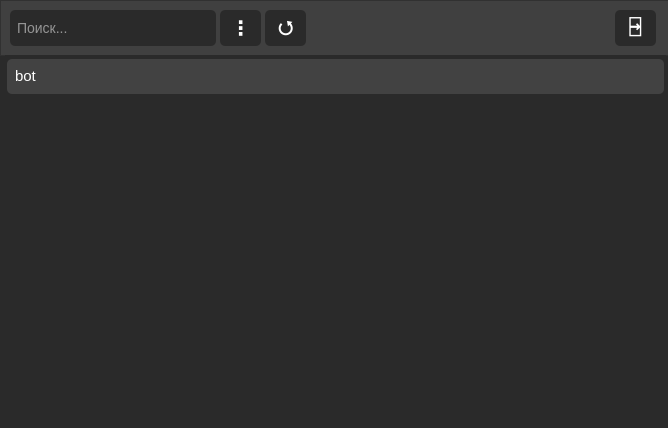
Old version of the form mainwindow/mainwindow.ui in the repository b0shka/selling_apps.
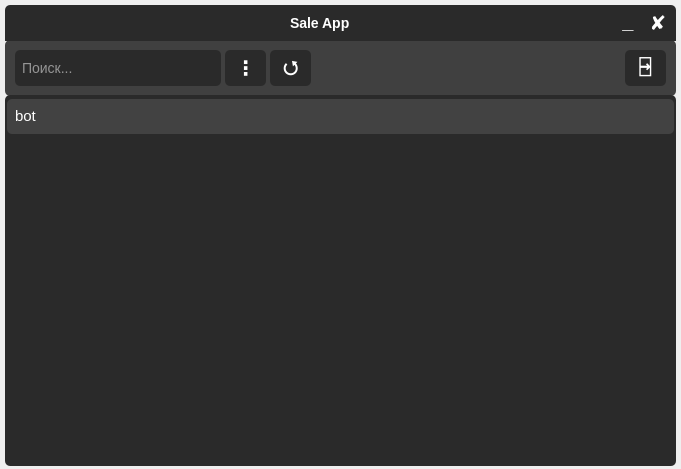
New version of the form.

The edit to the form file:
```diff
--- a/mainwindow/mainwindow.ui
+++ b/mainwindow/mainwindow.ui
@@ -9,8 +9,8 @@
    <rect>
     <x>0</x>
     <y>0</y>
-    <width>668</width>
-    <height>428</height>
+    <width>681</width>
+    <height>469</height>
    </rect>
   </property>
   <property name="sizePolicy">
@@ -27,22 +27,55 @@
   </property>
   <property name="maximumSize">
    <size>
-    <width>668</width>
-    <height>428</height>
+    <width>1111</width>
+    <height>1111</height>
    </size>
   </property>
   <property name="windowTitle">
    <string>App sale</string>
   </property>
   <property name="styleSheet">
-   <string notr="true">background-color: #2a2a2a;</string>
+   <string notr="true"/>
   </property>
   <widget class="QWidget" name="centralwidget">
-   <widget class="QFrame" name="frame">
+   <widget class="QFrame" name="frame_2">
     <property name="geometry">
      <rect>
       <x>0</x>
-      <y>0</y>
+      <y>5</y>
+      <width>681</width>
+      <height>471</height>
+     </rect>
+    </property>
+    <property name="minimumSize">
+     <size>
+      <width>681</width>
+      <height>471</height>
+     </size>
+    </property>
+    <property name="maximumSize">
+     <size>
+      <width>681</width>
+      <height>471</height>
+     </size>
+    </property>
+    <property name="styleSheet">
+     <string notr="true">QFrame{
+	border: none;
+	border-radius: 5px;
+}</string>
+    </property>
+    <property name="frameShape">
+     <enum>QFrame::StyledPanel</enum>
+    </property>
+    <property name="frameShadow">
+     <enum>QFrame::Raised</enum>
+    </property>
+    <widget class="QFrame" name="frame">
+     <property name="geometry">
+      <rect>
+       <x>5</x>
+       <y>35</y>
       <width>671</width>
       <height>56</height>
      </rect>
@@ -92,7 +125,7 @@
     <widget class="QPushButton" name="pushButton_2">
      <property name="geometry">
       <rect>
-       <x>615</x>
+        <x>620</x>
        <y>10</y>
        <width>41</width>
        <height>36</height>
@@ -195,8 +228,8 @@
     <property name="geometry">
      <rect>
       <x>5</x>
-      <y>55</y>
-      <width>661</width>
+       <y>90</y>
+       <width>671</width>
       <height>371</height>
      </rect>
     </property>
@@ -223,6 +256,119 @@
       <string>bot</string>
      </property>
     </item>
+    </widget>
+    <widget class="QFrame" name="frame_3">
+     <property name="geometry">
+      <rect>
+       <x>5</x>
+       <y>0</y>
+       <width>671</width>
+       <height>36</height>
+      </rect>
+     </property>
+     <property name="styleSheet">
+      <string notr="true">QFrame{
+	border-bottom-left-radius: 0px;
+	border-bottom-right-radius: 0px;
+	background-color: #2a2a2a;
+}</string>
+     </property>
+     <property name="frameShape">
+      <enum>QFrame::StyledPanel</enum>
+     </property>
+     <property name="frameShadow">
+      <enum>QFrame::Raised</enum>
+     </property>
+     <widget class="QPushButton" name="pushButton_8">
+      <property name="geometry">
+       <rect>
+        <x>640</x>
+        <y>5</y>
+        <width>26</width>
+        <height>26</height>
+       </rect>
+      </property>
+      <property name="font">
+       <font>
+        <pointsize>-1</pointsize>
+        <weight>75</weight>
+        <bold>true</bold>
+       </font>
+      </property>
+      <property name="styleSheet">
+       <string notr="true">QPushButton {
+	font-size: 20px;
+	height: 28px;
+	color: white;
+	background-color: #2a2a2a;
+	border-radius: 5px;
+}
+QPushButton::hover {
+	background-color: #ffb0be;
+	color: black;
+}</string>
+      </property>
+      <property name="text">
+       <string>✘</string>
+      </property>
+     </widget>
+     <widget class="QPushButton" name="pushButton_9">
+      <property name="geometry">
+       <rect>
+        <x>610</x>
+        <y>5</y>
+        <width>26</width>
+        <height>26</height>
+       </rect>
+      </property>
+      <property name="font">
+       <font>
+        <pointsize>-1</pointsize>
+        <weight>75</weight>
+        <bold>true</bold>
+       </font>
+      </property>
+      <property name="styleSheet">
+       <string notr="true">QPushButton {
+	padding-bottom: 4px;
+	font-size: 20px;
+	color: white;
+	background-color: #2a2a2a;
+	border-radius: 5px;
+}
+QPushButton::hover {
+	background-color: #949494;
+}</string>
+      </property>
+      <property name="text">
+       <string>_</string>
+      </property>
+     </widget>
+     <widget class="QLabel" name="label">
+      <property name="geometry">
+       <rect>
+        <x>285</x>
+        <y>10</y>
+        <width>71</width>
+        <height>16</height>
+       </rect>
+      </property>
+      <property name="font">
+       <font>
+        <pointsize>-1</pointsize>
+        <weight>75</weight>
+        <bold>true</bold>
+       </font>
+      </property>
+      <property name="styleSheet">
+       <string notr="true">font-size: 14px;
+color: white;</string>
+      </property>
+      <property name="text">
+       <string>Sale App</string>
+      </property>
+     </widget>
+    </widget>
    </widget>
   </widget>
  </widget>
```
Lines whose indentation alone changed are shown as unchanged.
